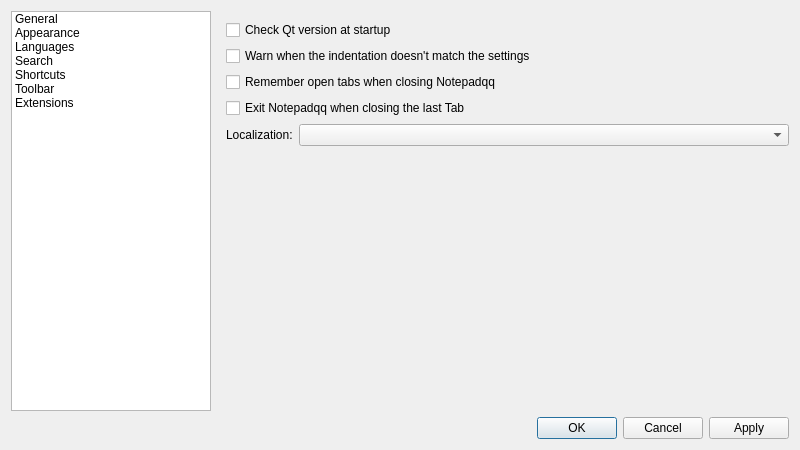
The window that src/ui/frmpreferences.ui (notepadqq/notepadqq) describes before a commit, drawn with Qt 5.
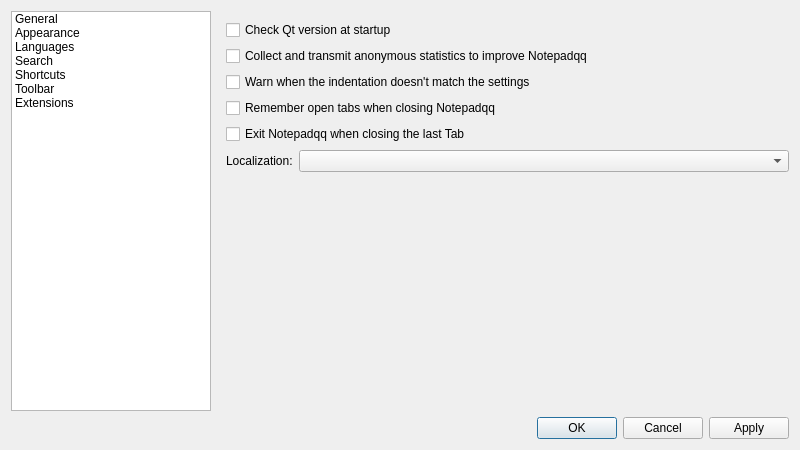
The same window after the commit. Icons and pictures are not drawn.

```diff
--- a/src/ui/frmpreferences.ui
+++ b/src/ui/frmpreferences.ui
@@ -111,6 +111,13 @@
            </property>
           </widget>
          </item>
+         <item>
+          <widget class="QCheckBox" name="chkCollectStatistics">
+           <property name="text">
+            <string>Collect and transmit anonymous statistics to improve Notepadqq</string>
+           </property>
+          </widget>
+         </item>
          <item>
           <widget class="QCheckBox" name="chkWarnForDifferentIndentation">
            <property name="text">
```
